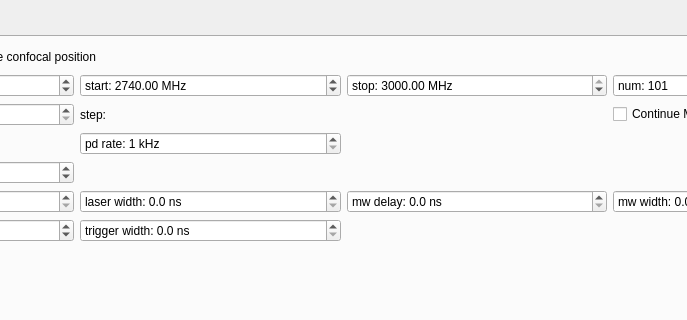
Old version of the form mahos/gui/ui/odmr.ui in the repository ToyotaCRDL/mahos; both pictures show x 475 to 1162 and y 0 to 320 of the 1371 by 497 pixel window.
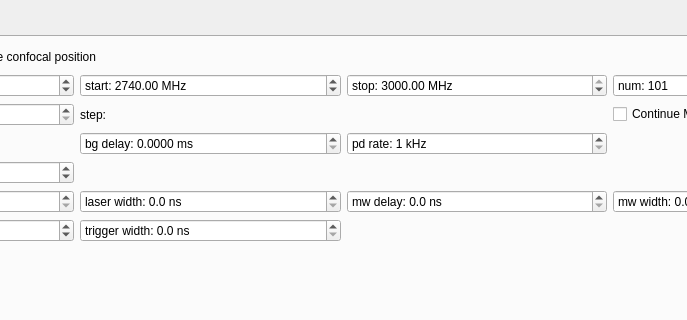
New version of the form.

Commit message: odmr: add parameter background_delay

```diff
--- a/mahos/gui/ui/odmr.ui
+++ b/mahos/gui/ui/odmr.ui
@@ -383,7 +383,7 @@
            </property>
           </widget>
          </item>
-         <item row="2" column="2">
+         <item row="2" column="3">
           <widget class="QSpinBox" name="pdrateBox">
            <property name="suffix">
             <string> kHz</string>
@@ -399,6 +399,22 @@
            </property>
           </widget>
          </item>
+         <item row="2" column="2">
+          <widget class="QDoubleSpinBox" name="bgdelayBox">
+           <property name="prefix">
+            <string>bg delay: </string>
+           </property>
+           <property name="suffix">
+            <string> ms</string>
+           </property>
+           <property name="decimals">
+            <number>4</number>
+           </property>
+           <property name="maximum">
+            <double>1000.000000000000000</double>
+           </property>
+          </widget>
+         </item>
         </layout>
        </item>
        <item>
```
Left out of the diff: 3 changed lines with no effect on the pictures. The commit also changes 3 other files.
